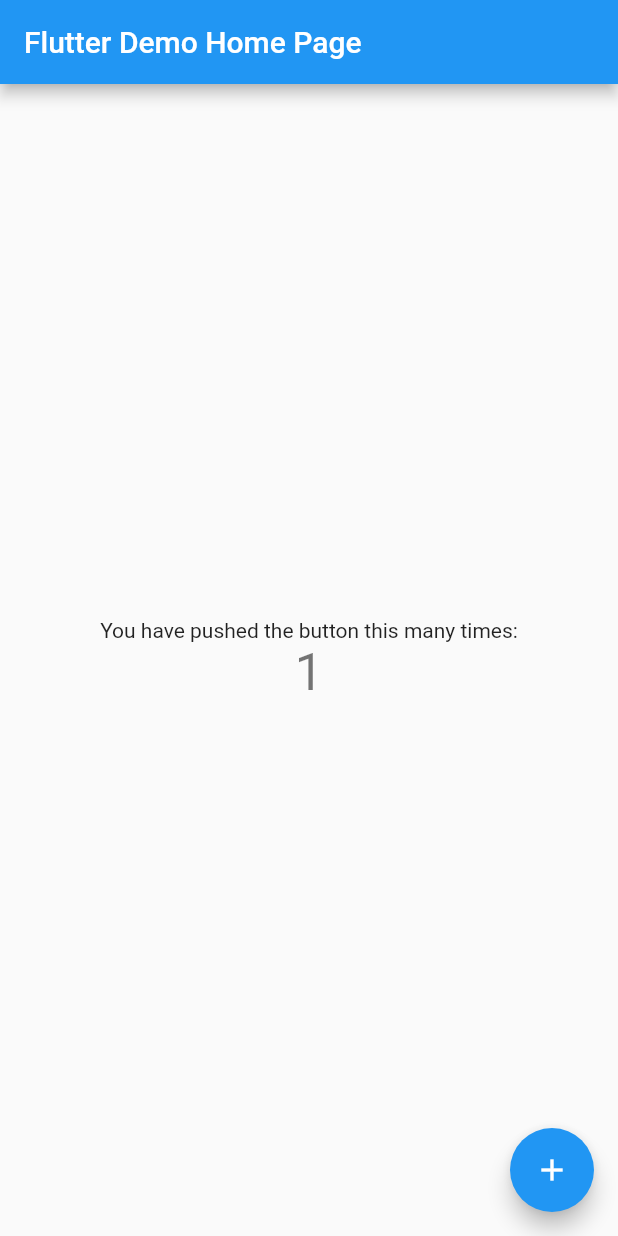
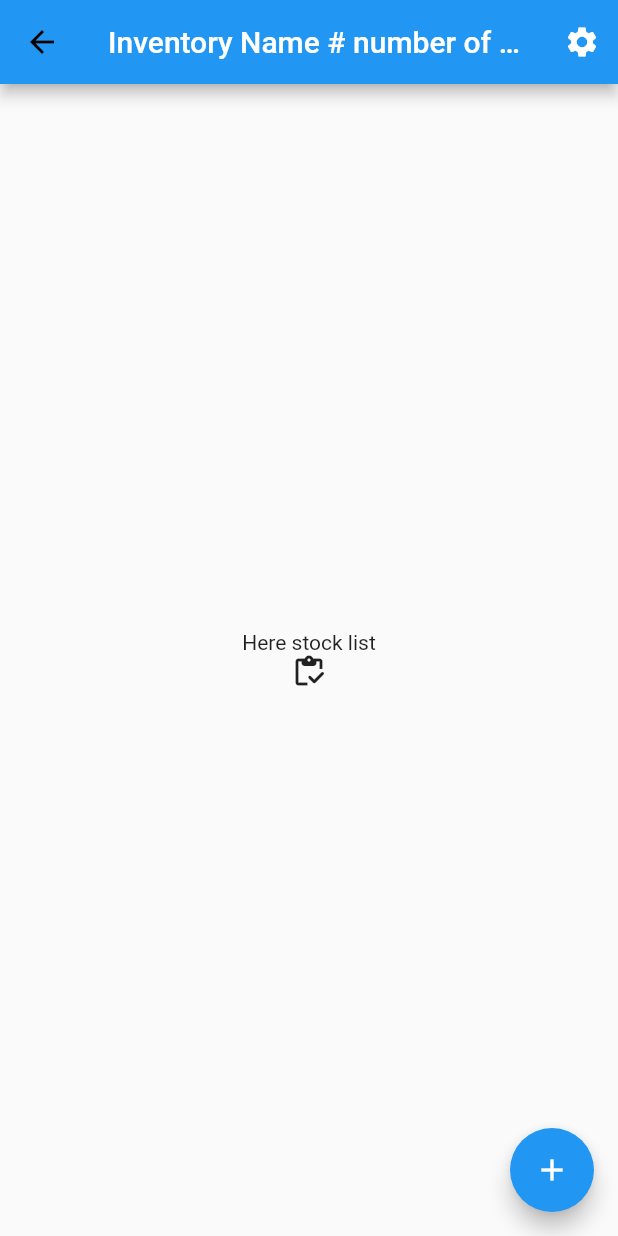
Before and after one commit to curio-sitas/Flutter_Exercises, a Flutter app: the screen it shows after launch, after a tap on the "add" icon, on a phone screen of 412 x 824 dp. Run offline on Flutter 3.47's test engine with Material 2 defaults, Android fonts, the light colour scheme and no system bars; missing offline and left inert: dart:html.

Commit message:
Step #1
Added main pages and navigation

```diff
--- a/exo1_inventory/lib/main.dart
+++ b/exo1_inventory/lib/main.dart
@@ -1,113 +1,29 @@
+import 'package:exo1_inventory/pages/inventory_page/inventory_page.dart';
 import 'package:flutter/material.dart';
 
+import 'pages/config_page/config_page.dart';
+import 'pages/home_page/home_page.dart';
+
 void main() {
-  runApp(MyApp());
+  runApp(App());
 }
 
-class MyApp extends StatelessWidget {
+class App extends StatelessWidget {
   // This widget is the root of your application.
   @override
   Widget build(BuildContext context) {
     return MaterialApp(
-      title: 'Flutter Demo',
+      debugShowCheckedModeBanner: false,
+      title: 'SmartInv',
       theme: ThemeData(
-        // This is the theme of your application.
-        //
-        // Try running your application with "flutter run". You'll see the
-        // application has a blue toolbar. Then, without quitting the app, try
-        // changing the primarySwatch below to Colors.green and then invoke
-        // "hot reload" (press "r" in the console where you ran "flutter run",
-        // or simply save your changes to "hot reload" in a Flutter IDE).
-        // Notice that the counter didn't reset back to zero; the application
-        // is not restarted.
+        //TODO: personalise theme
         primarySwatch: Colors.blue,
       ),
-      home: MyHomePage(title: 'Flutter Demo Home Page'),
+      home: HomePage(),
+      routes: <String, WidgetBuilder>{
+        'inv_page': (BuildContext context) => InventoryPage(),
+        'config_page': (BuildContext context) => ConfigPage(),
+      },
     );
   }
 }
-
-class MyHomePage extends StatefulWidget {
-  MyHomePage({Key? key, required this.title}) : super(key: key);
-
-  // This widget is the home page of your application. It is stateful, meaning
-  // that it has a State object (defined below) that contains fields that affect
-  // how it looks.
-
-  // This class is the configuration for the state. It holds the values (in this
-  // case the title) provided by the parent (in this case the App widget) and
-  // used by the build method of the State. Fields in a Widget subclass are
-  // always marked "final".
-
-  final String title;
-
-  @override
-  _MyHomePageState createState() => _MyHomePageState();
-}
-
-class _MyHomePageState extends State<MyHomePage> {
-  int _counter = 0;
-
-  void _incrementCounter() {
-    setState(() {
-      // This call to setState tells the Flutter framework that something has
-      // changed in this State, which causes it to rerun the build method below
-      // so that the display can reflect the updated values. If we changed
-      // _counter without calling setState(), then the build method would not be
-      // called again, and so nothing would appear to happen.
-      _counter++;
-    });
-  }
-
-  @override
-  Widget build(BuildContext context) {
-    // This method is rerun every time setState is called, for instance as done
-    // by the _incrementCounter method above.
-    //
-    // The Flutter framework has been optimized to make rerunning build methods
-    // fast, so that you can just rebuild anything that needs updating rather
-    // than having to individually change instances of widgets.
-    return Scaffold(
-      appBar: AppBar(
-        // Here we take the value from the MyHomePage object that was created by
-        // the App.build method, and use it to set our appbar title.
-        title: Text(widget.title),
-      ),
-      body: Center(
-        // Center is a layout widget. It takes a single child and positions it
-        // in the middle of the parent.
-        child: Column(
-          // Column is also a layout widget. It takes a list of children and
-          // arranges them vertically. By default, it sizes itself to fit its
-          // children horizontally, and tries to be as tall as its parent.
-          //
-          // Invoke "debug painting" (press "p" in the console, choose the
-          // "Toggle Debug Paint" action from the Flutter Inspector in Android
-          // Studio, or the "Toggle Debug Paint" command in Visual Studio Code)
-          // to see the wireframe for each widget.
-          //
-          // Column has various properties to control how it sizes itself and
-          // how it positions its children. Here we use mainAxisAlignment to
-          // center the children vertically; the main axis here is the vertical
-          // axis because Columns are vertical (the cross axis would be
-          // horizontal).
-          mainAxisAlignment: MainAxisAlignment.center,
-          children: <Widget>[
-            Text(
-              'You have pushed the button this many times:',
-            ),
-            Text(
-              '$_counter',
-              style: Theme.of(context).textTheme.headline4,
-            ),
-          ],
-        ),
-      ),
-      floatingActionButton: FloatingActionButton(
-        onPressed: _incrementCounter,
-        tooltip: 'Increment',
-        child: Icon(Icons.add),
-      ), // This trailing comma makes auto-formatting nicer for build methods.
-    );
-  }
-}
--- /dev/null
+++ b/exo1_inventory/lib/pages/config_page/config_page.dart
@@ -0,0 +1,29 @@
+import 'dart:html';
+
+import 'package:flutter/material.dart';
+
+class ConfigPage extends StatelessWidget {
+  @override
+  Widget build(BuildContext context) {
+    return Scaffold(
+      appBar: AppBar(
+        title: Text('Parameters'),
+        leading: IconButton(
+          icon: Icon(Icons.arrow_back, color: Colors.black),
+          onPressed: () => Navigator.of(context).pop(),
+        ),
+      ),
+      body: Center(
+        child: Column(
+          mainAxisAlignment: MainAxisAlignment.center,
+          children: <Widget>[
+            Text(
+              'Here config list',
+            ),
+            Icon(Icons.settings),
+          ],
+        ),
+      ),
+    );
+  }
+}
--- /dev/null
+++ b/exo1_inventory/lib/pages/home_page/home_page.dart
@@ -0,0 +1,37 @@
+import 'package:exo1_inventory/pages/inventory_page/inventory_page.dart';
+import 'package:flutter/material.dart';
+
+class HomePage extends StatelessWidget {
+  @override
+  Widget build(BuildContext context) {
+    return Scaffold(
+      appBar: AppBar(
+        actions: <Widget>[
+          IconButton(
+            icon: Icon(
+              Icons.settings,
+              color: Colors.white,
+            ),
+            onPressed: () => {Navigator.of(context).pushNamed('config_page')},
+          )
+        ],
+      ),
+      body: Center(
+        child: Column(
+          mainAxisAlignment: MainAxisAlignment.center,
+          children: <Widget>[
+            Text(
+              'Here inventory list',
+            ),
+            Icon(Icons.inventory_rounded)
+          ],
+        ),
+      ),
+      floatingActionButton: FloatingActionButton(
+        onPressed: () => {Navigator.of(context).pushNamed('inv_page')},
+        tooltip: 'Add inventory',
+        child: Icon(Icons.add),
+      ),
+    );
+  }
+}
--- /dev/null
+++ b/exo1_inventory/lib/pages/inventory_page/inventory_page.dart
@@ -0,0 +1,41 @@
+import 'package:flutter/material.dart';
+
+class InventoryPage extends StatelessWidget {
+  @override
+  Widget build(BuildContext context) {
+    return Scaffold(
+      appBar: AppBar(
+        actions: <Widget>[
+          IconButton(
+            icon: Icon(
+              Icons.settings,
+              color: Colors.white,
+            ),
+            onPressed: () => {Navigator.of(context).pushNamed('config_page')},
+          )
+        ],
+        title: Text('Inventory Name # number of stocks'),
+        leading: IconButton(
+          icon: Icon(Icons.arrow_back, color: Colors.black),
+          onPressed: () => Navigator.of(context).pop(),
+        ),
+      ),
+      body: Center(
+        child: Column(
+          mainAxisAlignment: MainAxisAlignment.center,
+          children: <Widget>[
+            Text(
+              'Here stock list',
+            ),
+            Icon(Icons.inventory_rounded)
+          ],
+        ),
+      ),
+      floatingActionButton: FloatingActionButton(
+        onPressed: null,
+        tooltip: 'Add stock',
+        child: Icon(Icons.add),
+      ),
+    );
+  }
+}
```
